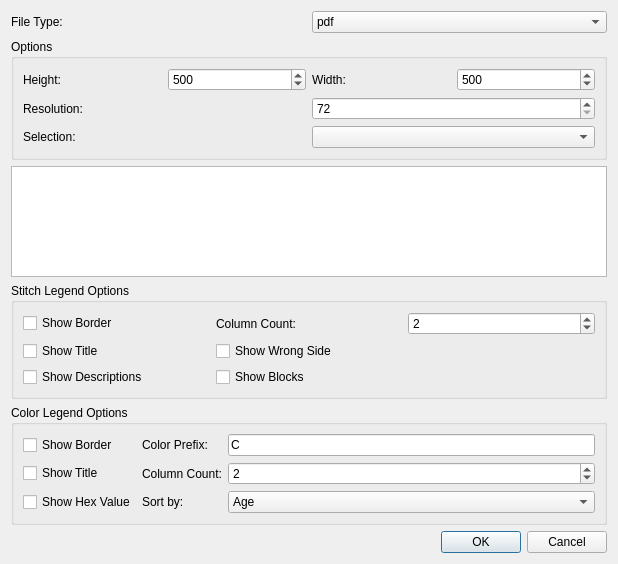
The window that src/export.ui (iPenguin/CrochetCharts) describes before a commit, drawn with Qt 5.
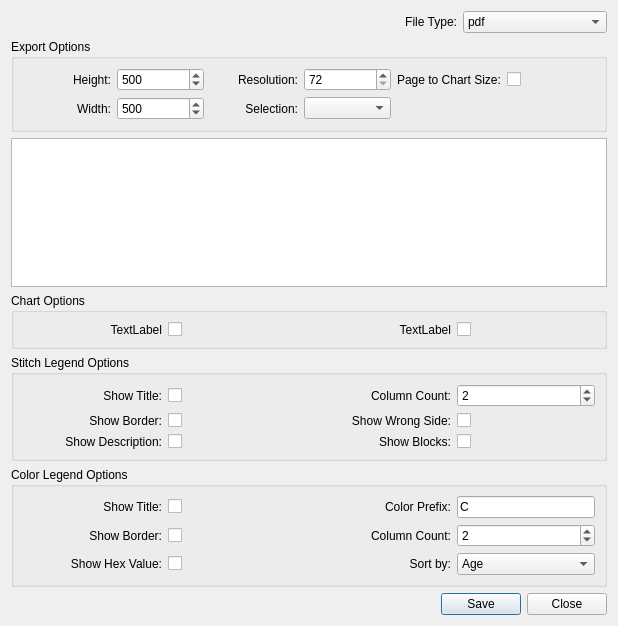
The same window after the commit.

Commit message:
Move export functions into the export ui
Imporved export functions for the charts
Made the export ui stay open between "save"s so the user can export
multiple items in a session.
Cleaned up mainwindow functions.

What changed in the file:
```diff
--- a/src/export.ui
+++ b/src/export.ui
@@ -7,282 +7,315 @@
     <x>0</x>
     <y>0</y>
     <width>618</width>
-    <height>564</height>
+    <height>626</height>
    </rect>
   </property>
   <property name="windowTitle">
    <string>Dialog</string>
   </property>
-  <layout class="QVBoxLayout" name="verticalLayout">
-   <item>
-    <layout class="QHBoxLayout" name="horizontalLayout">
-     <item>
-      <widget class="QLabel" name="fileTypeLbl">
-       <property name="text">
-        <string>File Type:</string>
-       </property>
-       <property name="buddy">
-        <cstring>fileType</cstring>
-       </property>
-      </widget>
-     </item>
-     <item>
-      <widget class="QComboBox" name="fileType">
-       <item>
-        <property name="text">
-         <string>pdf</string>
-        </property>
-       </item>
-       <item>
-        <property name="text">
-         <string>svg</string>
-        </property>
-       </item>
-       <item>
-        <property name="text">
-         <string>jpeg</string>
-        </property>
-       </item>
-       <item>
-        <property name="text">
-         <string>png</string>
-        </property>
-       </item>
-       <item>
-        <property name="text">
-         <string>tiff</string>
-        </property>
-       </item>
-       <item>
-        <property name="text">
-         <string>bmp</string>
-        </property>
-       </item>
-      </widget>
-     </item>
-    </layout>
-   </item>
-   <item>
+  <layout class="QGridLayout" name="gridLayout_4">
+   <item row="1" column="0" colspan="4">
     <widget class="QGroupBox" name="optionsGroupBox">
      <property name="enabled">
       <bool>true</bool>
      </property>
      <property name="title">
-      <string>Options</string>
+      <string>Export Options</string>
      </property>
-     <layout class="QVBoxLayout" name="verticalLayout_2">
-      <item>
-       <layout class="QHBoxLayout" name="horizontalLayout_2">
-        <item>
-         <widget class="QLabel" name="heightLbl">
-          <property name="text">
-           <string>Height:</string>
-          </property>
-          <property name="buddy">
-           <cstring>height</cstring>
-          </property>
-         </widget>
-        </item>
-        <item>
-         <widget class="QSpinBox" name="height">
-          <property name="minimum">
-           <number>10</number>
-          </property>
-          <property name="maximum">
-           <number>100000</number>
-          </property>
-          <property name="value">
-           <number>500</number>
-          </property>
-         </widget>
-        </item>
-        <item>
-         <widget class="QLabel" name="widthLbl">
-          <property name="text">
-           <string>Width:</string>
-          </property>
-          <property name="buddy">
-           <cstring>width</cstring>
-          </property>
-         </widget>
-        </item>
-        <item>
-         <widget class="QSpinBox" name="width">
-          <property name="minimum">
-           <number>10</number>
-          </property>
-          <property name="maximum">
-           <number>100000</number>
-          </property>
-          <property name="value">
-           <number>500</number>
-          </property>
-         </widget>
-        </item>
-       </layout>
+     <layout class="QGridLayout" name="gridLayout_3">
+      <item row="0" column="0">
+       <widget class="QLabel" name="heightLbl">
+        <property name="text">
+         <string>Height:</string>
+        </property>
+        <property name="alignment">
+         <set>Qt::AlignRight|Qt::AlignTrailing|Qt::AlignVCenter</set>
+        </property>
+        <property name="buddy">
+         <cstring>height</cstring>
+        </property>
+       </widget>
       </item>
-      <item>
-       <layout class="QHBoxLayout" name="horizontalLayout_3">
-        <item>
-         <widget class="QLabel" name="resolutionLbl">
-          <property name="text">
-           <string>Resolution:</string>
-          </property>
-          <property name="buddy">
-           <cstring>resolution</cstring>
-          </property>
-         </widget>
-        </item>
-        <item>
-         <widget class="QSpinBox" name="resolution">
-          <property name="minimum">
-           <number>72</number>
-          </property>
-          <property name="maximum">
-           <number>300</number>
-          </property>
-         </widget>
-        </item>
-       </layout>
+      <item row="0" column="1">
+       <widget class="QSpinBox" name="height">
+        <property name="minimum">
+         <number>10</number>
+        </property>
+        <property name="maximum">
+         <number>100000</number>
+        </property>
+        <property name="value">
+         <number>500</number>
+        </property>
+       </widget>
       </item>
-      <item>
-       <layout class="QHBoxLayout" name="horizontalLayout_4">
-        <property name="topMargin">
-         <number>0</number>
+      <item row="1" column="2">
+       <widget class="QLabel" name="selectionLbl">
+        <property name="text">
+         <string>Selection:</string>
         </property>
-        <item>
-         <widget class="QLabel" name="selectionLbl">
-          <property name="text">
-           <string>Selection:</string>
-          </property>
-          <property name="buddy">
-           <cstring>chartSelection</cstring>
-          </property>
-         </widget>
-        </item>
-        <item>
-         <widget class="QComboBox" name="chartSelection"/>
-        </item>
-       </layout>
+        <property name="alignment">
+         <set>Qt::AlignRight|Qt::AlignTrailing|Qt::AlignVCenter</set>
+        </property>
+        <property name="buddy">
+         <cstring>chartSelection</cstring>
+        </property>
+       </widget>
+      </item>
+      <item row="1" column="3">
+       <widget class="QComboBox" name="chartSelection"/>
+      </item>
+      <item row="0" column="3">
+       <widget class="QSpinBox" name="resolution">
+        <property name="minimum">
+         <number>72</number>
+        </property>
+        <property name="maximum">
+         <number>300</number>
+        </property>
+       </widget>
+      </item>
+      <item row="1" column="1">
+       <widget class="QSpinBox" name="width">
+        <property name="minimum">
+         <number>10</number>
+        </property>
+        <property name="maximum">
+         <number>100000</number>
+        </property>
+        <property name="value">
+         <number>500</number>
+        </property>
+       </widget>
+      </item>
+      <item row="0" column="2">
+       <widget class="QLabel" name="resolutionLbl">
+        <property name="text">
+         <string>Resolution:</string>
+        </property>
+        <property name="alignment">
+         <set>Qt::AlignRight|Qt::AlignTrailing|Qt::AlignVCenter</set>
+        </property>
+        <property name="buddy">
+         <cstring>resolution</cstring>
+        </property>
+       </widget>
+      </item>
+      <item row="1" column="0">
+       <widget class="QLabel" name="widthLbl">
+        <property name="text">
+         <string>Width:</string>
+        </property>
+        <property name="alignment">
+         <set>Qt::AlignRight|Qt::AlignTrailing|Qt::AlignVCenter</set>
+        </property>
+        <property name="buddy">
+         <cstring>width</cstring>
+        </property>
+       </widget>
+      </item>
+      <item row="0" column="5">
+       <widget class="QCheckBox" name="pageToChartSize">
+        <property name="text">
+         <string/>
+        </property>
+       </widget>
+      </item>
+      <item row="0" column="4">
+       <widget class="QLabel" name="pageSizeLbl">
+        <property name="text">
+         <string>Page to Chart Size:</string>
+        </property>
+        <property name="buddy">
+         <cstring>pageToChartSize</cstring>
+        </property>
+       </widget>
       </item>
      </layout>
     </widget>
    </item>
-   <item>
-    <widget class="QGraphicsView" name="legendView"/>
+   <item row="2" column="0" colspan="4">
+    <widget class="QGraphicsView" name="view">
+     <property name="interactive">
+      <bool>false</bool>
+     </property>
+    </widget>
    </item>
-   <item>
+   <item row="4" column="0" colspan="4">
     <widget class="QGroupBox" name="stitchLegendOptions">
      <property name="title">
       <string>Stitch Legend Options</string>
      </property>
      <layout class="QGridLayout" name="gridLayout_2">
-      <item row="0" column="0">
-       <widget class="QCheckBox" name="stitchBorder">
-        <property name="text">
-         <string>Show Border</string>
-        </property>
-       </widget>
-      </item>
-      <item row="1" column="0">
-       <widget class="QCheckBox" name="stitchTitle">
-        <property name="text">
-         <string>Show Title</string>
-        </property>
-       </widget>
-      </item>
       <item row="0" column="2">
-       <widget class="QSpinBox" name="stitchColumns">
-        <property name="minimum">
-         <number>1</number>
-        </property>
-        <property name="maximum">
-         <number>10</number>
-        </property>
-        <property name="value">
-         <number>2</number>
-        </property>
-       </widget>
-      </item>
-      <item row="0" column="1">
        <widget class="QLabel" name="label_4">
         <property name="text">
          <string>Column Count:</string>
         </property>
+        <property name="alignment">
+         <set>Qt::AlignRight|Qt::AlignTrailing|Qt::AlignVCenter</set>
+        </property>
         <property name="buddy">
          <cstring>stitchColumns</cstring>
         </property>
        </widget>
       </item>
-      <item row="2" column="0">
+      <item row="0" column="3">
+       <widget class="QSpinBox" name="stitchColumns">
+        <property name="minimum">
+         <number>1</number>
+        </property>
+        <property name="maximum">
+         <number>10</number>
+        </property>
+        <property name="value">
+         <number>2</number>
+        </property>
+       </widget>
+      </item>
+      <item row="2" column="1">
        <widget class="QCheckBox" name="showStitchDescription">
         <property name="text">
-         <string>Show Descriptions</string>
+         <string/>
         </property>
        </widget>
       </item>
-      <item row="1" column="1">
+      <item row="1" column="3">
        <widget class="QCheckBox" name="showStitchWrongSide">
         <property name="text">
-         <string>Show Wrong Side</string>
+         <string/>
         </property>
        </widget>
       </item>
-      <item row="2" column="1">
+      <item row="1" column="2">
+       <widget class="QLabel" name="label_5">
+        <property name="text">
+         <string>Show Wrong Side:</string>
+        </property>
+        <property name="alignment">
+         <set>Qt::AlignRight|Qt::AlignTrailing|Qt::AlignVCenter</set>
+        </property>
+        <property name="buddy">
+         <cstring>showStitchWrongSide</cstring>
+        </property>
+       </widget>
+      </item>
+      <item row="2" column="3">
        <widget class="QCheckBox" name="showStitchBlocks">
         <property name="text">
-         <string>Show Blocks</string>
+         <string/>
+        </property>
+       </widget>
+      </item>
+      <item row="2" column="2">
+       <widget class="QLabel" name="label_6">
+        <property name="text">
+         <string>Show Blocks:</string>
+        </property>
+        <property name="alignment">
+         <set>Qt::AlignRight|Qt::AlignTrailing|Qt::AlignVCenter</set>
+        </property>
+        <property name="buddy">
+         <cstring>showStitchBlocks</cstring>
+        </property>
+       </widget>
+      </item>
+      <item row="0" column="0">
+       <widget class="QLabel" name="label_7">
+        <property name="text">
+         <string>Show Title:</string>
+        </property>
+        <property name="alignment">
+         <set>Qt::AlignRight|Qt::AlignTrailing|Qt::AlignVCenter</set>
+        </property>
+        <property name="buddy">
+         <cstring>stitchTitle</cstring>
+        </property>
+       </widget>
+      </item>
+      <item row="0" column="1">
+       <widget class="QCheckBox" name="stitchTitle">
+        <property name="text">
+         <string/>
+        </property>
+       </widget>
+      </item>
+      <item row="1" column="1">
+       <widget class="QCheckBox" name="stitchBorder">
+        <property name="text">
+         <string/>
+        </property>
+       </widget>
+      </item>
+      <item row="1" column="0">
+       <widget class="QLabel" name="label_8">
+        <property name="text">
+         <string>Show Border:</string>
+        </property>
+        <property name="alignment">
+         <set>Qt::AlignRight|Qt::AlignTrailing|Qt::AlignVCenter</set>
+        </property>
+        <property name="buddy">
+         <cstring>stitchBorder</cstring>
+        </property>
+       </widget>
+      </item>
+      <item row="2" column="0">
+       <widget class="QLabel" name="label_9">
+        <property name="text">
+         <string>Show Description:</string>
+        </property>
+        <property name="alignment">
+         <set>Qt::AlignRight|Qt::AlignTrailing|Qt::AlignVCenter</set>
+        </property>
+        <property name="buddy">
+         <cstring>showStitchDescription</cstring>
         </property>
        </widget>
       </item>
      </layout>
     </widget>
    </item>
-   <item>
+   <item row="5" column="0" colspan="4">
     <widget class="QGroupBox" name="colorLegendOptions">
      <property name="title">
       <string>Color Legend Options</string>
      </property>
      <layout class="QGridLayout" name="gridLayout">
-      <item row="0" column="0">
-       <widget class="QCheckBox" name="colorBorder">
-        <property name="text">
-         <string>Show Border</string>
-        </property>
-       </widget>
-      </item>
-      <item row="1" column="0">
-       <widget class="QCheckBox" name="colorTitle">
-        <property name="text">
-         <string>Show Title</string>
-        </property>
-       </widget>
-      </item>
-      <item row="2" column="0">
+      <item row="3" column="1">
        <widget class="QCheckBox" name="colorHexValue">
         <property name="text">
-         <string>Show Hex Value</string>
+         <string/>
         </property>
        </widget>
       </item>
-      <item row="0" column="2">
+      <item row="1" column="3">
        <widget class="QLineEdit" name="colorPrefix">
+        <property name="sizePolicy">
+         <sizepolicy hsizetype="Minimum" vsizetype="Fixed">
+          <horstretch>0</horstretch>
+          <verstretch>0</verstretch>
+         </sizepolicy>
+        </property>
         <property name="text">
          <string>C</string>
         </property>
        </widget>
       </item>
-      <item row="0" column="1">
+      <item row="1" column="2">
        <widget class="QLabel" name="label">
         <property name="text">
          <string>Color Prefix:</string>
         </property>
+        <property name="alignment">
+         <set>Qt::AlignRight|Qt::AlignTrailing|Qt::AlignVCenter</set>
+        </property>
         <property name="buddy">
          <cstring>colorPrefix</cstring>
         </property>
        </widget>
       </item>
-      <item row="1" column="2">
+      <item row="2" column="3">
        <widget class="QSpinBox" name="colorColumns">
         <property name="minimum">
          <number>1</number>
@@ -295,17 +328,20 @@
         </property>
        </widget>
       </item>
-      <item row="1" column="1">
+      <item row="2" column="2">
        <widget class="QLabel" name="label_2">
         <property name="text">
          <string>Column Count:</string>
         </property>
+        <property name="alignment">
+         <set>Qt::AlignRight|Qt::AlignTrailing|Qt::AlignVCenter</set>
+        </property>
         <property name="buddy">
          <cstring>colorColumns</cstring>
         </property>
        </widget>
       </item>
-      <item row="2" column="2">
+      <item row="3" column="3">
        <widget class="QComboBox" name="colorSortBy">
         <item>
          <property name="text">
@@ -324,29 +360,181 @@
         </item>
        </widget>
       </item>
-      <item row="2" column="1">
+      <item row="3" column="2">
        <widget class="QLabel" name="label_3">
         <property name="text">
          <string>Sort by:</string>
         </property>
+        <property name="alignment">
+         <set>Qt::AlignRight|Qt::AlignTrailing|Qt::AlignVCenter</set>
+        </property>
         <property name="buddy">
          <cstring>colorSortBy</cstring>
         </property>
        </widget>
       </item>
+      <item row="1" column="0">
+       <widget class="QLabel" name="label_10">
+        <property name="text">
+         <string>Show Title:</string>
+        </property>
+        <property name="alignment">
+         <set>Qt::AlignRight|Qt::AlignTrailing|Qt::AlignVCenter</set>
+        </property>
+        <property name="buddy">
+         <cstring>colorTitle</cstring>
+        </property>
+       </widget>
+      </item>
+      <item row="2" column="0">
+       <widget class="QLabel" name="label_11">
+        <property name="text">
+         <string>Show Border:</string>
+        </property>
+        <property name="alignment">
+         <set>Qt::AlignRight|Qt::AlignTrailing|Qt::AlignVCenter</set>
+        </property>
+        <property name="buddy">
+         <cstring>colorBorder</cstring>
+        </property>
+       </widget>
+      </item>
+      <item row="3" column="0">
+       <widget class="QLabel" name="label_12">
+        <property name="text">
+         <string>Show Hex Value:</string>
+        </property>
+        <property name="alignment">
+         <set>Qt::AlignRight|Qt::AlignTrailing|Qt::AlignVCenter</set>
+        </property>
+        <property name="buddy">
+         <cstring>colorHexValue</cstring>
+        </property>
+       </widget>
+      </item>
+      <item row="2" column="1">
+       <widget class="QCheckBox" name="colorBorder">
+        <property name="text">
+         <string/>
+        </property>
+       </widget>
+      </item>
+      <item row="1" column="1">
+       <widget class="QCheckBox" name="colorTitle">
+        <property name="text">
+         <string/>
+        </property>
+       </widget>
+      </item>
      </layout>
     </widget>
    </item>
-   <item>
+   <item row="6" column="0" colspan="4">
     <widget class="QDialogButtonBox" name="buttonBox">
      <property name="orientation">
       <enum>Qt::Horizontal</enum>
      </property>
      <property name="standardButtons">
-      <set>QDialogButtonBox::Cancel|QDialogButtonBox::Ok</set>
+      <set>QDialogButtonBox::Close|QDialogButtonBox::Save</set>
      </property>
     </widget>
    </item>
+   <item row="0" column="3">
+    <widget class="QComboBox" name="fileType">
+     <property name="sizePolicy">
+      <sizepolicy hsizetype="Minimum" vsizetype="Fixed">
+       <horstretch>0</horstretch>
+       <verstretch>0</verstretch>
+      </sizepolicy>
+     </property>
+     <item>
+      <property name="text">
+       <string>pdf</string>
+      </property>
+     </item>
+     <item>
+      <property name="text">
+       <string>svg</string>
+      </property>
+     </item>
+     <item>
+      <property name="text">
+       <string>jpeg</string>
+      </property>
+     </item>
+     <item>
+      <property name="text">
+       <string>png</string>
+      </property>
+     </item>
+     <item>
+      <property name="text">
+       <string>tiff</string>
+      </property>
+     </item>
+     <item>
+      <property name="text">
+       <string>bmp</string>
+      </property>
+     </item>
+    </widget>
+   </item>
+   <item row="0" column="2">
+    <widget class="QLabel" name="fileTypeLbl">
+     <property name="text">
+      <string>File Type:</string>
+     </property>
+     <property name="alignment">
+      <set>Qt::AlignRight|Qt::AlignTrailing|Qt::AlignVCenter</set>
+     </property>
+     <property name="buddy">
+      <cstring>fileType</cstring>
+     </property>
+    </widget>
+   </item>
+   <item row="3" column="0" colspan="4">
+    <widget class="QGroupBox" name="chartOptions">
+     <property name="title">
+      <string>Chart Options</string>
+     </property>
+     <layout class="QGridLayout" name="gridLayout_5">
+      <item row="0" column="1">
+       <widget class="QCheckBox" name="checkBox">
+        <property name="text">
+         <string/>
+        </property>
+       </widget>
+      </item>
+      <item row="0" column="0">
+       <widget class="QLabel" name="label_13">
+        <property name="text">
+         <string>TextLabel</string>
+        </property>
+        <property name="alignment">
+         <set>Qt::AlignRight|Qt::AlignTrailing|Qt::AlignVCenter</set>
+        </property>
+       </widget>
+      </item>
+      <item row="0" column="2">
+       <widget class="QLabel" name="label_14">
+        <property name="text">
+         <string>TextLabel</string>
+        </property>
+        <property name="alignment">
+         <set>Qt::AlignRight|Qt::AlignTrailing|Qt::AlignVCenter</set>
+        </property>
+       </widget>
+      </item>
+      <item row="0" column="3">
+       <widget class="QCheckBox" name="checkBox_2">
+        <property name="text">
+         <string/>
+        </property>
+       </widget>
+      </item>
+     </layout>
+    </widget>
+   </item>
   </layout>
  </widget>
  <tabstops>
```
Left out of the diff: 18 changed lines with no effect on the pictures. The commit also changes 4 other files.
